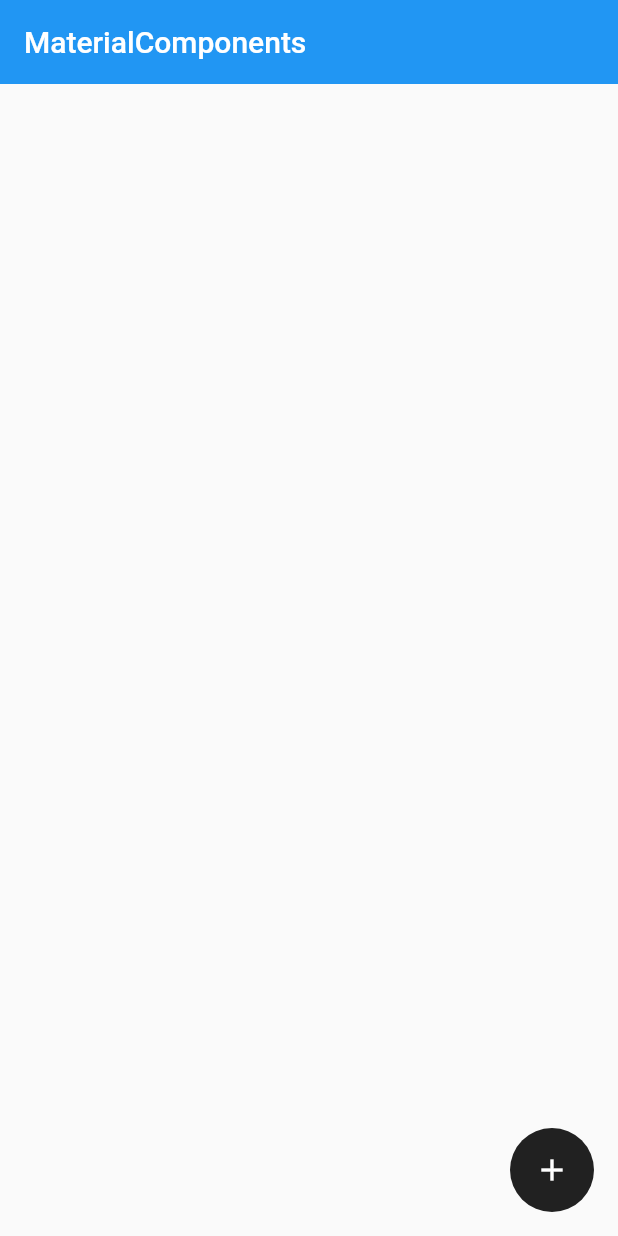
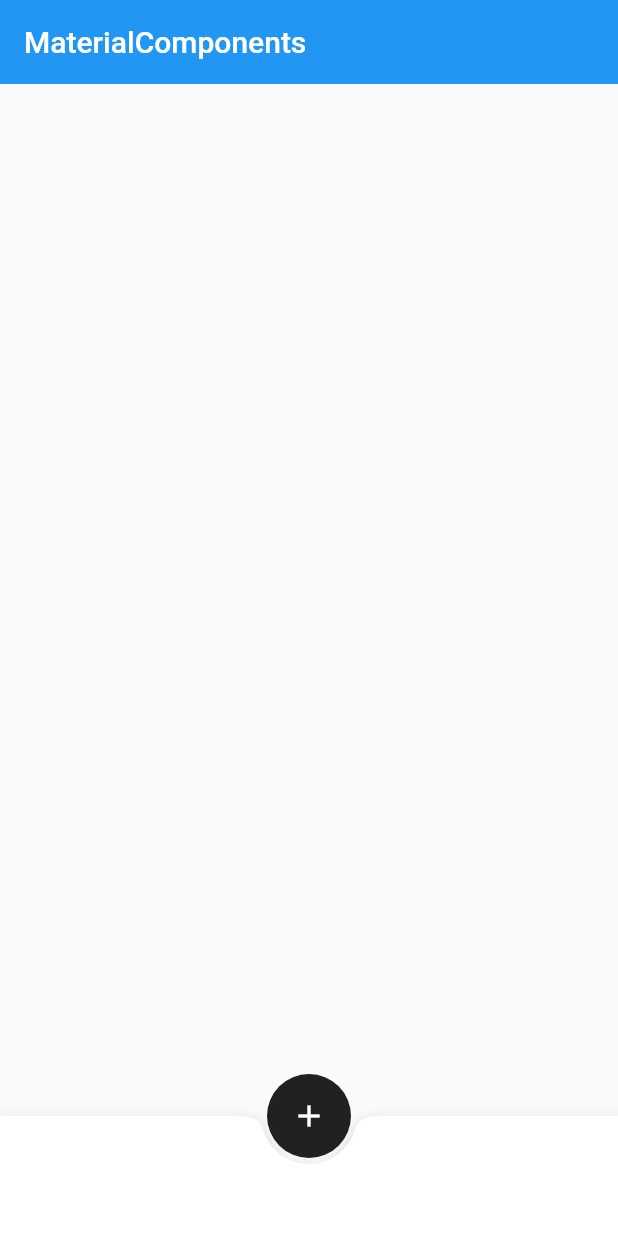
Before and after one commit to YuDongZhang/flutter_app_learn, a Flutter app: the FloatingActionButtonDemo screen opened directly, on a phone screen of 412 x 824 dp. Run offline on Flutter 3.47's test engine with Material 2 defaults, Android fonts, the phone set to English and light mode, and no system bars.

Commit message:
BottomAppBar：底部工具栏_

```diff
--- a/lib/20-宁浩教程练习/demo/material_components.dart
+++ b/lib/20-宁浩教程练习/demo/material_components.dart
@@ -21,7 +21,6 @@ class MaterialComponents extends StatelessWidget {
 class FloatingActionButtonDemo extends StatelessWidget {
   @override
   Widget build(BuildContext context) {
-
     final Widget _floatingActionButton = FloatingActionButton(
       onPressed: () {},
       child: Icon(Icons.add),
@@ -42,10 +41,16 @@ class FloatingActionButtonDemo extends StatelessWidget {
     return Scaffold(
       appBar: AppBar(
         title: Text('MaterialComponents'),
-
         elevation: 0.0,
       ),
       floatingActionButton: _floatingActionButton,
+      floatingActionButtonLocation: FloatingActionButtonLocation.centerDocked,//按钮的位置
+      bottomNavigationBar: BottomAppBar(//底部工具栏
+        child: Container(
+          height: 80.0,
+        ),
+        shape: CircularNotchedRectangle(),//底部工具栏的缺口 , 你可以看效果
+      ),
     );
   }
 }
@@ -60,7 +65,6 @@ class ListItem extends StatelessWidget {
   Widget build(BuildContext context) {
     return ListTile(
       title: Text(title),
-
       onTap: () {
         Navigator.of(context).push(
           MaterialPageRoute(builder: (context) => page),
```
